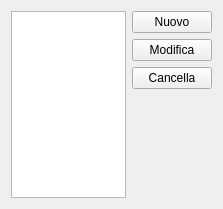
The window that src/destinazionidlg.ui (mtonin/gestcassa) describes before a commit, drawn with Qt 5.
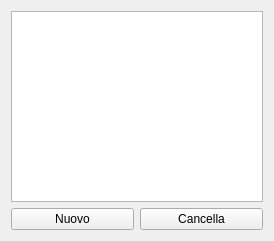
The same window after the commit.

Commit message: - miglioramento gestione destinazioni di stampa

The edit to the form file:
```diff
--- a/src/destinazionidlg.ui
+++ b/src/destinazionidlg.ui
@@ -6,8 +6,8 @@
    <rect>
     <x>0</x>
     <y>0</y>
-    <width>223</width>
-    <height>209</height>
+    <width>274</width>
+    <height>241</height>
    </rect>
   </property>
   <property name="windowTitle">
@@ -15,8 +15,6 @@
   </property>
   <layout class="QVBoxLayout" name="verticalLayout">
    <item>
-    <layout class="QHBoxLayout" name="horizontalLayout">
-     <item>
       <widget class="QTableView" name="destinazioniList">
        <property name="selectionMode">
         <enum>QAbstractItemView::SingleSelection</enum>
@@ -42,7 +40,7 @@
       </widget>
      </item>
      <item>
-      <layout class="QVBoxLayout" name="verticalLayout_6">
+    <layout class="QHBoxLayout" name="horizontalLayout_2">
        <item>
         <widget class="QPushButton" name="nuovoBtn">
          <property name="text">
@@ -50,34 +48,12 @@
          </property>
         </widget>
        </item>
-       <item>
-        <widget class="QPushButton" name="modificaBtn">
-         <property name="text">
-          <string>Modifica</string>
-         </property>
-        </widget>
-       </item>
        <item>
         <widget class="QPushButton" name="cancellaBtn">
          <property name="text">
           <string>Cancella</string>
          </property>
         </widget>
-       </item>
-       <item>
-        <spacer name="verticalSpacer">
-         <property name="orientation">
-          <enum>Qt::Vertical</enum>
-         </property>
-         <property name="sizeHint" stdset="0">
-          <size>
-           <width>20</width>
-           <height>40</height>
-          </size>
-         </property>
-        </spacer>
-       </item>
-      </layout>
      </item>
     </layout>
    </item>
```
Lines whose indentation alone changed are shown as unchanged. The commit also changes 2 other files.
